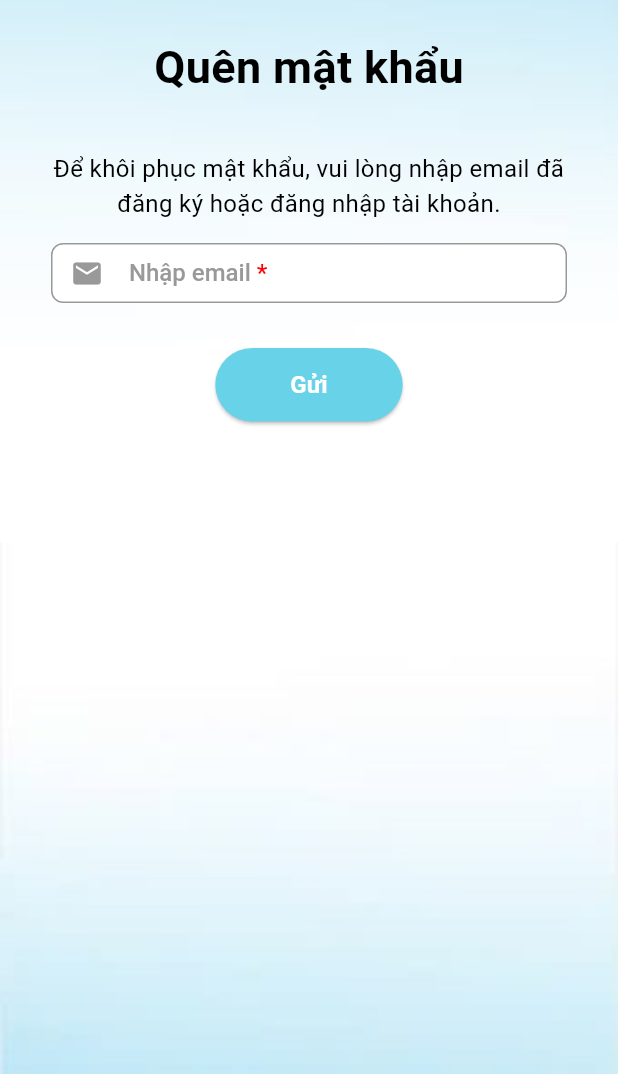
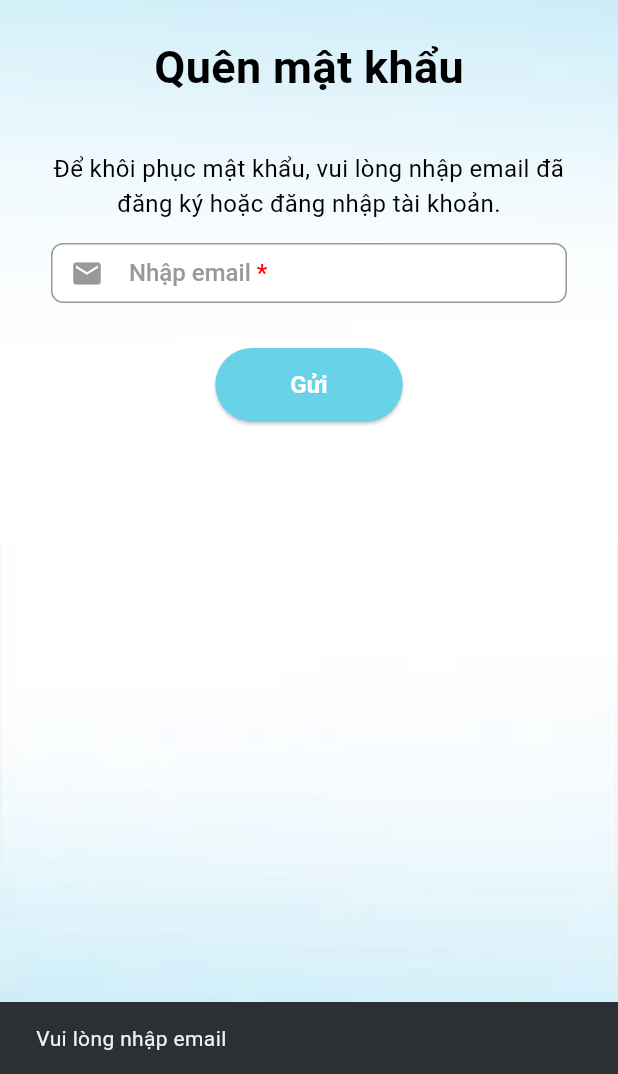
Before and after one commit to Mixture-Tech/Doctor-Appointment, a Flutter app: the ForgotPasswordScreen screen opened directly, after a tap on "Gửi", on a phone screen of 412 x 824 dp, the part 162-1236 px from its top. Run offline on Flutter 3.47's test engine with Material 3 defaults, Android fonts, the light colour scheme and no system bars; our stand-ins replace flutter_dotenv.

Commit message:
feat: fetch api authentication

```diff
--- a/app/lib/main.dart
+++ b/app/lib/main.dart
@@ -9,6 +9,7 @@ import 'package:app/ui/screens/MainScreen.dart';
 import 'package:app/ui/screens/NotificationScreen.dart';
 import 'package:app/ui/screens/NotificationScreen.dart';
 import 'package:app/ui/screens/PersonalInformationScreen.dart';
+import 'package:app/ui/screens/RegisterScreen.dart';
 import 'package:app/ui/screens/SpecializationScreen.dart';
 import 'package:flutter/material.dart';
 import 'package:flutter_dotenv/flutter_dotenv.dart';
@@ -29,7 +30,7 @@ class MyApp extends StatelessWidget {
         colorScheme: ColorScheme.fromSeed(seedColor: AppColors.accentBlue),
         useMaterial3: true,
       ),
-      home: const MainScreen(),
+      home: const LoginScreen(),
     );
   }
 }
--- /dev/null
+++ b/app/lib/models/auth_request.dart
@@ -0,0 +1,67 @@
+class AuthenticationRequest{
+  AuthenticationRequest({
+    required this.email,
+    this.password,
+    this.phone,
+    this.username,
+    this.role = 1
+  });
+
+  final String email;
+  final String? password;
+  final String? phone;
+  final String? username;
+  final int role;
+
+  factory AuthenticationRequest.login({
+    required String email,
+    required String password,
+  }) {
+    return AuthenticationRequest(
+      email: email,
+      password: password,
+    );
+  }
+
+  factory AuthenticationRequest.register({
+    required String email,
+    required String password,
+    required String username,
+    required String phone,
+    int role = 1
+  }) {
+    return AuthenticationRequest(
+      email: email,
+      password: password,
+      username: username,
+      phone: phone,
+      role: role
+    );
+  }
+
+  factory AuthenticationRequest.forgotPassword({
+    required String email,
+  }) {
+    return AuthenticationRequest(
+      email: email,
+    );
+  }
+
+  Map<String, dynamic> toJson(){
+    final Map<String, dynamic> data = {
+      'email': email,
+      'password': password,
+    };
+
+    if(username != null){
+      data['username'] = username;
+    }
+    if(phone != null){
+      data['phone'] = phone;
+    }
+    if(role != 1){
+      data['role'] = role;
+    }
+    return data;
+  }
+}
--- /dev/null
+++ b/app/lib/models/auth_response.dart
@@ -0,0 +1,39 @@
+import 'package:app/models/error_code.dart';
+
+class AuthenticationResponse {
+  final String message;
+  final String? accessToken;
+  final String? refreshToken;
+  final String? name;
+  final String? role;
+  final ErrorCode errorCode;
+
+  AuthenticationResponse({
+    required this.message,
+    this.accessToken,
+    this.refreshToken,
+    this.name,
+    this.role,
+    required this.errorCode,
+  });
+
+  factory AuthenticationResponse.fromJson(Map<String, dynamic> json) {
+    var errorCodeJson = json['error_code'];
+    ErrorCode errorCode;
+    if(errorCodeJson is String) {
+      errorCode = ErrorCode(code: 200, message: "Success");
+    }
+    else{
+      errorCode = ErrorCode.fromJson(json['error_code'] ?? {});
+    }
+
+    return AuthenticationResponse(
+      message: json['message'] ?? 'No message',
+      accessToken: json['access_token'],
+      refreshToken: json['refresh_token'],
+      name: json['name'],
+      role: json['role'],
+      errorCode: errorCode,
+    );
+  }
+}
--- a/app/lib/ui/screens/ForgotPasswordScreen.dart
+++ b/app/lib/ui/screens/ForgotPasswordScreen.dart
@@ -1,18 +1,89 @@
+import 'package:app/models/auth_request.dart';
+import 'package:app/services/AuthenticationService.dart';
 import 'package:app/styles/colors.dart';
 import 'package:app/ui/widgets/ButtonWidget.dart';
 import 'package:app/ui/widgets/HeaderWidget.dart';
+import 'package:app/utils/auth_validator.dart';
 import 'package:flutter/cupertino.dart';
 import 'package:flutter/material.dart';
-import 'package:app/ui/screens/ProfileScreen.dart';
 import 'package:app/ui/widgets/TextFieldWidget.dart';
 import 'package:app/styles/text.dart';
 import 'package:app/ui/screens/LoginScreen.dart';
 
-class ForgotPasswordScreen extends StatelessWidget {
+class ForgotPasswordScreen extends StatefulWidget {
   const ForgotPasswordScreen({super.key});
 
-  void _submitForgotPassword() {
-    // Xử lý logic quên mật khẩu ở đây
+  @override
+  State<ForgotPasswordScreen> createState() => _ForgotPasswordScreenState();
+}
+class _ForgotPasswordScreenState extends State<ForgotPasswordScreen> {
+  final TextEditingController _emailController = TextEditingController();
+  final AuthenticationService _authenticationService = AuthenticationService();
+  bool _isLoading = false;
+  Future<void> _submitForgotPassword() async {
+
+    final errors = AuthenticationValidator.validateForm(
+      email: _emailController.text,
+      isForgotPassword: true
+    );
+
+    if(errors.isNotEmpty){
+      ScaffoldMessenger.of(context).showSnackBar(
+        SnackBar(
+          content: Text(AuthenticationValidator.getErrorMessage(errors)),
+        ),
+      );
+      return;
+    }
+
+    setState(() {
+      _isLoading = true;
+    });
+
+    try{
+      final request = AuthenticationRequest(
+        email: _emailController.text,
+      );
+
+      final response = await _authenticationService.forgotPassword(request);
+
+      if(!mounted) return;
+
+      if(response.errorCode.code == 200){
+        ScaffoldMessenger.of(context).showSnackBar(
+          const SnackBar(
+            content: Text('Mật khẩu mới đã được gửi đến email của bạn'),
+          ),
+        );
+
+        await Future.delayed(const Duration(seconds: 2));
+
+        Navigator.pop(
+          context,
+          CupertinoPageRoute(builder: (context) => const LoginScreen()),
+        );
+      }
+      else{
+        ScaffoldMessenger.of(context).showSnackBar(
+          SnackBar(
+            content: Text(response.message),
+          ),
+        );
+      }
+    }
+    catch(e){
+      // ScaffoldMessenger.of(context).showSnackBar(
+      //   const SnackBar(
+      //     content: Text('Có lỗi xảy ra, vui lòng thử lại sau'),
+      //   ),
+      // );
+      throw e;
+    }
+    finally{
+      setState(() {
+        _isLoading = false;
+      });
+    }
   }
 
   @override
@@ -76,6 +147,7 @@ class ForgotPasswordScreen extends StatelessWidget {
                           ),
                           const SizedBox(height: 10),
                           TextFieldWidget(
+                            controller: _emailController,
                             hintText: 'Nhập email',
                             prefixIcon: Icons.mail,
                             isRequired: true,
@@ -86,9 +158,8 @@ class ForgotPasswordScreen extends StatelessWidget {
                           // Nút Gửi
                           CustomElevatedButton(
                             text: 'Gửi',
-                            onPressed: _submitForgotPassword,
-
-                            ),
+                            onPressed: _isLoading ? null : _submitForgotPassword,
+                          ),
                         ],
                       ),
                     ),
--- /dev/null
+++ b/app/lib/utils/auth_validator.dart
@@ -0,0 +1,94 @@
+class AuthenticationValidator{
+  static final AuthenticationValidator _instance = AuthenticationValidator._internal();
+  factory AuthenticationValidator() => _instance;
+  AuthenticationValidator._internal();
+
+  // Email validation
+  static bool isEmailValid(String? email){
+    if(email == null || email.isEmpty){
+      return false;
+    }
+    return RegExp(r'^[\w-\.]+@([\w-]+\.)+[\w-]{2,4}$').hasMatch(email.trim());
+  }
+
+  // Phone validation
+  static bool isPhoneValid(String? phone){
+    if(phone == null || phone.isEmpty){
+      return false;
+    }
+    return phone.trim().length == 10 && RegExp(r'^[0-9]+$').hasMatch(phone.trim());
+  }
+
+  // Password validation
+  static bool isPasswordValid(String? password){
+    if(password == null || password.isEmpty){
+      return false;
+    }
+    return RegExp(r'^(?=.*[A-Z])(?=.*[a-z])(?=.*\d)[A-Za-z\d]{8,}$').hasMatch(password);
+  }
+
+  // Username validation
+  static bool isUsernameValid(String? username){
+    if(username == null || username.isEmpty){
+      return false;
+    }
+    return username.trim().length >= 3 && RegExp(r'^[a-zA-Z0-9 ]+$').hasMatch(username.trim());
+  }
+
+  // Empty validation
+  static bool isFieldEmpty(String? value){
+    return value == null || value.isEmpty;
+  }
+
+  // Form authentication validation
+  static Map<String, String> validateForm({
+    String? email,
+    String? password,
+    String? phone,
+    String? username,
+    bool isRegistration = false,
+    bool isForgotPassword = false
+  }){
+    Map<String, String> errors = {};
+
+    // Validate email
+    if(isFieldEmpty(email)){
+      errors['email'] = 'Vui lòng nhập email';
+    } else if(!isEmailValid(email)){
+      errors['email'] = 'Email không hợp lệ';
+    }
+
+    // Validate password
+    if(!isForgotPassword){
+      if(isFieldEmpty(password)){
+        errors['password'] = 'Vui lòng nhập mật khẩu';
+      } else if(!isPasswordValid(password)){
+        errors['password'] = 'Mật khẩu phải chứa ít nhất 8 ký tự, bao gồm chữ hoa, chữ thường và số';
+      }
+    }
+
+    // Validate phone
+    if(isRegistration){
+      if(isFieldEmpty(phone)){
+        errors['phone'] = 'Vui lòng nhập số điện thoại';
+      } else if(!isPhoneValid(phone)){
+        errors['phone'] = 'Số điện thoại không hợp lệ';
+      }
+
+      // Validate username
+      if(isFieldEmpty(username)){
+        errors['username'] = 'Vui lòng nhập tên đăng nhập';
+      } else if(!isUsernameValid(username)){
+        errors['username'] = 'Tên đăng nhập phải chứa ít nhất 3 ký tự và không chứa ký tự đặc biệt';
+      }
+    }
+    return errors;
+  }
+
+  static String getErrorMessage(Map<String, String> errors){
+    if(errors.isEmpty){
+      return '';
+    }
+    return errors.values.first;
+  }
+}
```
Also changed, not shown: app/lib/models/error_code.dart (added, +23 -0 lines), app/lib/services/AuthenticationService.dart (added, +65 -0 lines), app/lib/ui/screens/LoginScreen.dart (+78 -7 lines), app/lib/ui/screens/RegisterScreen.dart (+85 -12 lines), app/lib/models/model.dart (deleted), app/lib/utils/util.dart (deleted), 1 other file.
